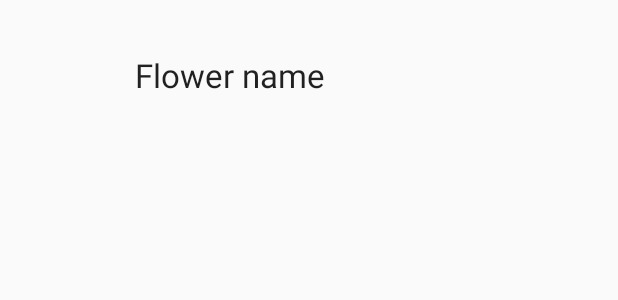
After one commit to bindolee/sbin_practices, an Android app: the layout item_flower.xml on its own in the app's theme, with its tools: preview values and no code run, on a phone screen of 412 x 824 dp. The commit adds this screen. Shown: the top 300 px of the screen. Run offline under Robolectric (Android 15) with nearby library versions, the phone set to English and light mode, and no system bars.

Commit message:
Reformatted to layout from text to listview -- using dynamic way(java code w/o using listviewactivity..) put error condition when the app is launching for the 1st time.. otherwise it will crash. at line MainAcitiviy:93

```diff
--- /dev/null
+++ b/src/WebserviceApp/app/src/main/res/layout/item_flower.xml
@@ -0,0 +1,26 @@
+<?xml version="1.0" encoding="utf-8"?>
+<RelativeLayout xmlns:android="http://schemas.android.com/apk/res/android"
+    android:layout_width="match_parent"
+    android:layout_height="wrap_content" >
+
+    <ImageView
+        android:id="@+id/imageView1"
+        android:layout_width="80dp"
+        android:layout_height="80dp"
+        android:layout_alignParentLeft="true"
+        android:layout_alignParentTop="true"
+        android:layout_marginTop="10dp"
+        android:layout_marginBottom="10dp"
+        android:contentDescription="@string/flower_name_placeholder"/>
+
+    <TextView
+        android:id="@+id/textView1"
+        android:layout_width="wrap_content"
+        android:layout_height="wrap_content"
+        android:layout_marginLeft="10dp"
+        android:layout_toRightOf="@+id/imageView1"
+        android:layout_centerVertical="true"
+        android:text="@string/flower_name_placeholder"
+        android:textAppearance="?android:attr/textAppearanceLarge" />
+
+</RelativeLayout>
--- a/src/WebserviceApp/app/src/main/res/values/strings.xml
+++ b/src/WebserviceApp/app/src/main/res/values/strings.xml
@@ -1,4 +1,5 @@
 <resources>
     <string name="app_name">Catalog</string>
     <string name="option">DO TASK</string>
+    <string name="flower_name_placeholder">Flower name</string>
 </resources>
```
Also changed, not shown: src/WebserviceApp/app/src/main/java/sbin/com/webserviceapp/FlowerAdapter.java (added, +42 -0 lines), src/WebserviceApp/app/src/main/java/sbin/com/webserviceapp/MainActivity.java (+20 -9 lines), src/WebserviceApp/app/src/main/res/layout/activity_main.xml (+4 -4 lines), src/WebserviceApp/app/src/main/java/sbin/com/webserviceapp/HttpManager.java (line endings or trailing spaces).
